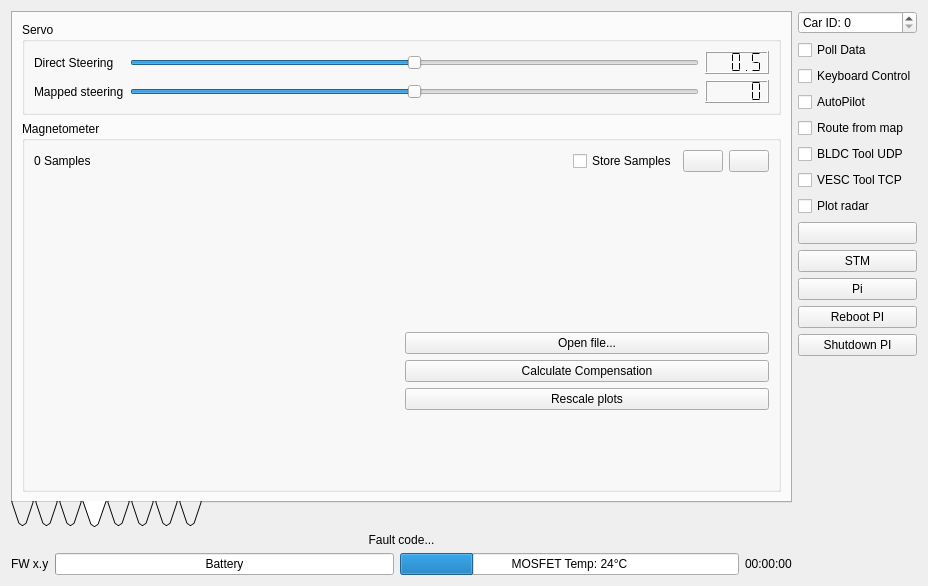
Before: the Qt Designer form Linux/RC_Car_Tool/carinterface.ui in vedderb/rise_sdvp, drawn with Qt 5.
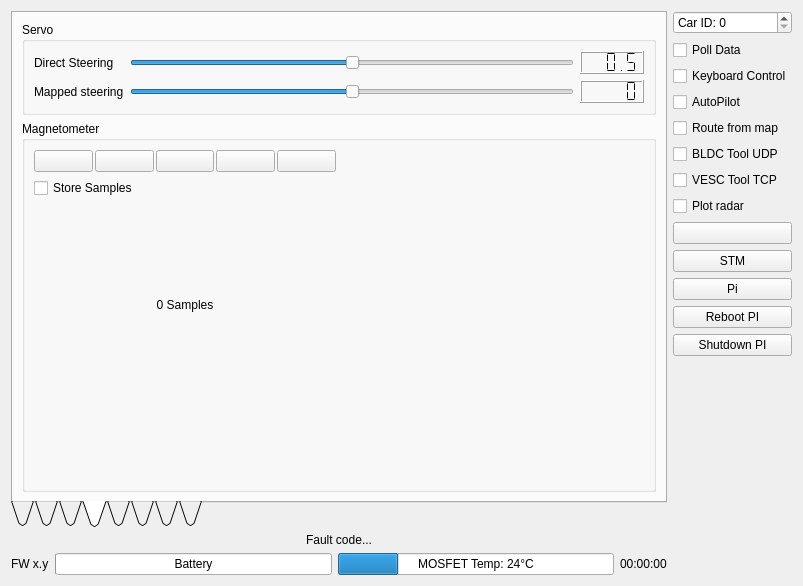
After: the same form once the commit is applied. The open tabs and pages were chosen to show the change. Icons and pictures are not drawn. Custom widgets are drawn as their Qt base class.

Commit message: Updated magnetometer calibration UI

The edit to the form file:
```diff
--- a/Linux/RC_Car_Tool/carinterface.ui
+++ b/Linux/RC_Car_Tool/carinterface.ui
@@ -6,7 +6,7 @@
    <rect>
     <x>0</x>
     <y>0</y>
-    <width>928</width>
+    <width>803</width>
     <height>586</height>
    </rect>
   </property>
@@ -354,34 +354,14 @@
            </property>
            <layout class="QVBoxLayout" name="verticalLayout_17">
             <item>
+             <layout class="QGridLayout" name="gridLayout_4">
+              <item row="0" column="0">
+               <layout class="QVBoxLayout" name="verticalLayout_6">
+                <item>
              <layout class="QHBoxLayout" name="horizontalLayout_4">
-              <item>
-               <widget class="QLabel" name="magSampleLabel">
-                <property name="text">
-                 <string>0 Samples</string>
-                </property>
-               </widget>
-              </item>
-              <item>
-               <spacer name="horizontalSpacer">
-                <property name="orientation">
-                 <enum>Qt::Horizontal</enum>
-                </property>
-                <property name="sizeHint" stdset="0">
-                 <size>
-                  <width>40</width>
-                  <height>20</height>
-                 </size>
-                </property>
-               </spacer>
-              </item>
-              <item>
-               <widget class="QCheckBox" name="magSampleStoreBox">
-                <property name="text">
-                 <string>Store Samples</string>
-                </property>
-               </widget>
-              </item>
+                  <property name="spacing">
+                   <number>2</number>
+                  </property>
               <item>
                <widget class="QPushButton" name="magSampleClearButton">
                 <property name="toolTip">
@@ -396,6 +376,48 @@
                 </property>
                </widget>
               </item>
+                  <item>
+                   <widget class="QPushButton" name="magReplotButton">
+                    <property name="toolTip">
+                     <string>Rescale plots</string>
+                    </property>
+                    <property name="text">
+                     <string/>
+                    </property>
+                    <property name="icon">
+                     <iconset resource="resources.qrc">
+                      <normaloff>:/models/Icons/Restart-96.png</normaloff>:/models/Icons/Restart-96.png</iconset>
+                    </property>
+                   </widget>
+                  </item>
+                  <item>
+                   <widget class="QPushButton" name="magCalcCompButton">
+                    <property name="toolTip">
+                     <string>Calculate compensation</string>
+                    </property>
+                    <property name="text">
+                     <string/>
+                    </property>
+                    <property name="icon">
+                     <iconset resource="resources.qrc">
+                      <normaloff>:/models/Icons/Process-96.png</normaloff>:/models/Icons/Process-96.png</iconset>
+                    </property>
+                   </widget>
+                  </item>
+                  <item>
+                   <widget class="QPushButton" name="magOpenFileButton">
+                    <property name="toolTip">
+                     <string>Open file with samples</string>
+                    </property>
+                    <property name="text">
+                     <string/>
+                    </property>
+                    <property name="icon">
+                     <iconset resource="resources.qrc">
+                      <normaloff>:/models/Icons/Open Folder-96.png</normaloff>:/models/Icons/Open Folder-96.png</iconset>
+                    </property>
+                   </widget>
+                  </item>
               <item>
                <widget class="QPushButton" name="magSampleSaveButton">
                 <property name="toolTip">
@@ -413,8 +435,38 @@
              </layout>
             </item>
             <item>
-             <layout class="QGridLayout" name="gridLayout_4">
-              <item row="0" column="0">
+                 <widget class="QCheckBox" name="magSampleStoreBox">
+                  <property name="text">
+                   <string>Store Samples</string>
+                  </property>
+                 </widget>
+                </item>
+                <item>
+                 <spacer name="verticalSpacer_2">
+                  <property name="orientation">
+                   <enum>Qt::Vertical</enum>
+                  </property>
+                  <property name="sizeHint" stdset="0">
+                   <size>
+                    <width>20</width>
+                    <height>40</height>
+                   </size>
+                  </property>
+                 </spacer>
+                </item>
+                <item>
+                 <widget class="QLabel" name="magSampleLabel">
+                  <property name="text">
+                   <string>0 Samples</string>
+                  </property>
+                  <property name="alignment">
+                   <set>Qt::AlignCenter</set>
+                  </property>
+                 </widget>
+                </item>
+               </layout>
+              </item>
+              <item row="0" column="1">
                <widget class="QCustomPlot" name="magSampXyPlot" native="true">
                 <property name="sizePolicy">
                  <sizepolicy hsizetype="Preferred" vsizetype="MinimumExpanding">
@@ -424,17 +476,7 @@
                 </property>
                </widget>
               </item>
-              <item row="0" column="1">
-               <widget class="QCustomPlot" name="magSampXzPlot" native="true">
-                <property name="sizePolicy">
-                 <sizepolicy hsizetype="Preferred" vsizetype="MinimumExpanding">
-                  <horstretch>0</horstretch>
-                  <verstretch>0</verstretch>
-                 </sizepolicy>
-                </property>
-               </widget>
-              </item>
-              <item row="1" column="0">
+              <item row="1" column="1">
                <widget class="QCustomPlot" name="magSampYzPlot" native="true">
                 <property name="sizePolicy">
                  <sizepolicy hsizetype="Preferred" vsizetype="MinimumExpanding">
@@ -444,43 +486,15 @@
                 </property>
                </widget>
               </item>
-              <item row="1" column="1">
-               <layout class="QVBoxLayout" name="verticalLayout_6">
-                <item>
-                 <widget class="QPushButton" name="magOpenFileButton">
-                  <property name="text">
-                   <string>Open file...</string>
-                  </property>
-                 </widget>
-                </item>
-                <item>
-                 <widget class="QPushButton" name="magCalcCompButton">
-                  <property name="text">
-                   <string>Calculate Compensation</string>
-                  </property>
-                 </widget>
-                </item>
-                <item>
-                 <widget class="QPushButton" name="magReplotButton">
-                  <property name="text">
-                   <string>Rescale plots</string>
-                  </property>
-                 </widget>
-                </item>
-                <item>
-                 <spacer name="verticalSpacer_2">
-                  <property name="orientation">
-                   <enum>Qt::Vertical</enum>
-                  </property>
-                  <property name="sizeHint" stdset="0">
-                   <size>
-                    <width>20</width>
-                    <height>40</height>
-                   </size>
-                  </property>
-                 </spacer>
-                </item>
-               </layout>
+              <item row="1" column="0">
+               <widget class="QCustomPlot" name="magSampXzPlot" native="true">
+                <property name="sizePolicy">
+                 <sizepolicy hsizetype="Preferred" vsizetype="MinimumExpanding">
+                  <horstretch>0</horstretch>
+                  <verstretch>0</verstretch>
+                 </sizepolicy>
+                </property>
+               </widget>
               </item>
              </layout>
             </item>
```
Lines whose indentation alone changed are shown as unchanged. The commit also changes 1 other file.
